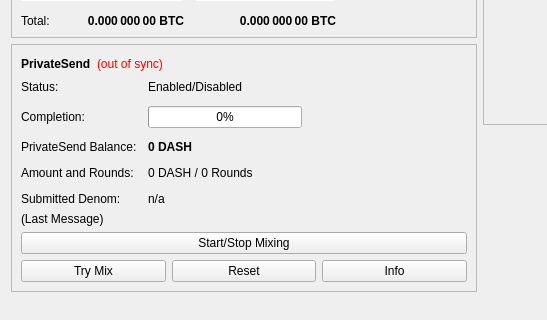
The window that src/qt/forms/overviewpage.ui (zero24x/gravium) describes before a commit, drawn with Qt 5; both pictures show x 0 to 547 and y 178 to 498 of the 960 by 585 pixel window.
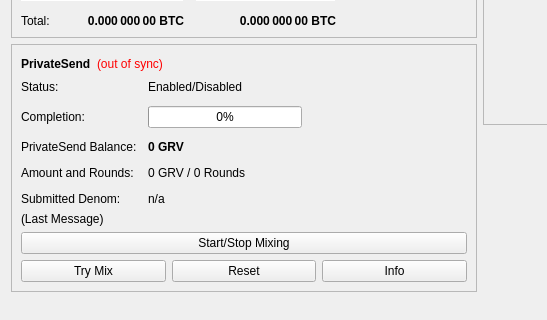
The same window after the commit.

Commit message: dash Dash and DASH changed to gravium Gravium and GRAVIUM except DASH > GRV

```diff
--- a/src/qt/forms/overviewpage.ui
+++ b/src/qt/forms/overviewpage.ui
@@ -514,7 +514,7 @@
                </font>
               </property>
               <property name="text">
-               <string notr="true">0 DASH</string>
+               <string notr="true">0 GRV</string>
               </property>
              </widget>
             </item>
@@ -528,7 +528,7 @@
             <item row="3" column="1">
              <widget class="QLabel" name="labelAmountRounds">
               <property name="text">
-               <string>0 DASH / 0 Rounds</string>
+               <string>0 GRV / 0 Rounds</string>
               </property>
              </widget>
             </item>
```
Left out of the diff: 6 changed lines with no effect on the pictures. The commit also changes 362 other files.
